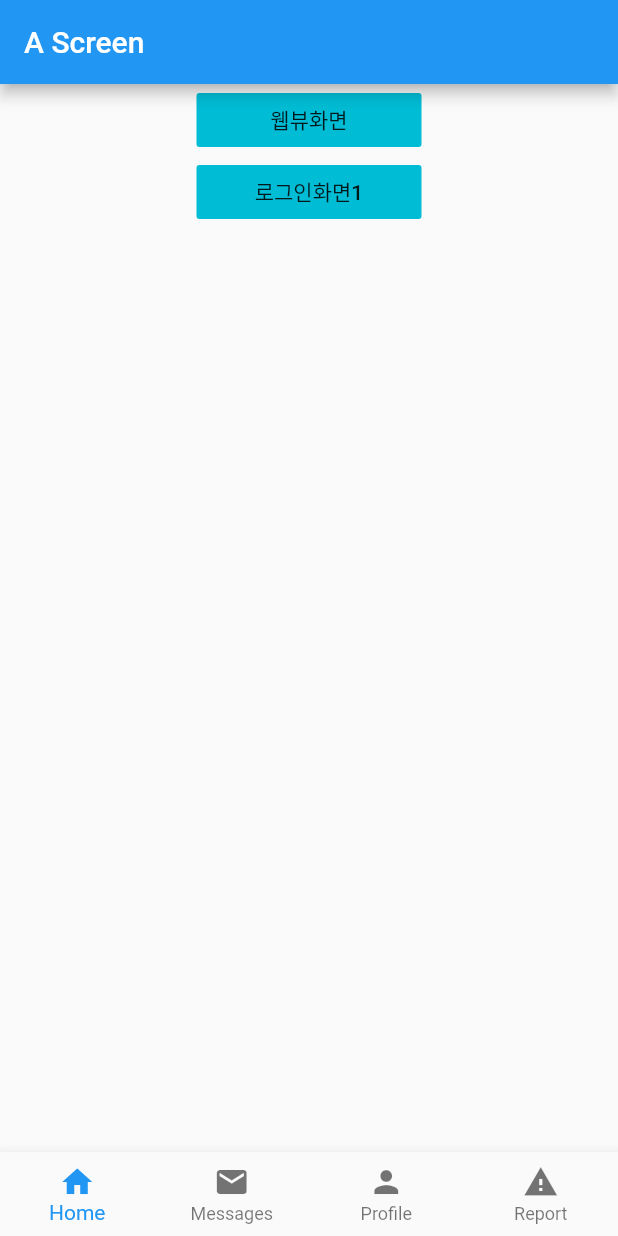
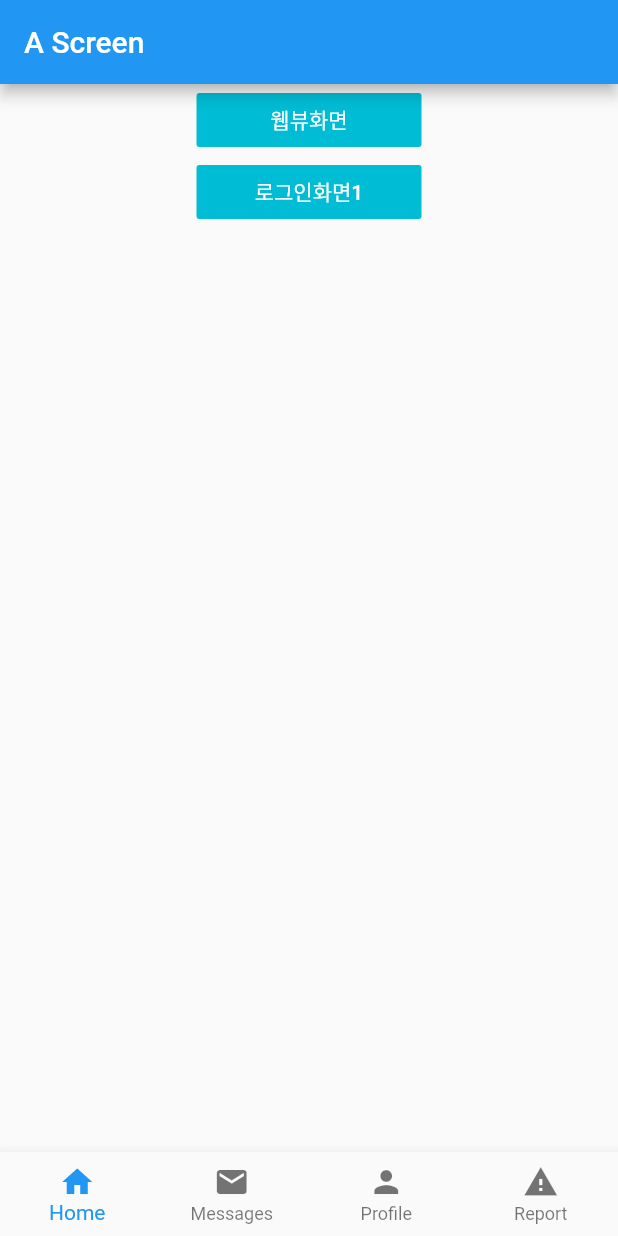
Before and after one commit to Kimsangwon0509/flutter-study, a Flutter app: the screen it shows after launch, on a phone screen of 412 x 824 dp. Run offline on Flutter 3.47's test engine with Material 2 defaults, Android fonts, the phone set to English and light mode, and no system bars; our stand-ins replace webview_flutter.

Commit message:
로그인 버튼 높이 증가

```diff
--- a/lib/screens/a/login_screen2.dart
+++ b/lib/screens/a/login_screen2.dart
@@ -38,7 +38,7 @@ class LoginScreen2 extends StatelessWidget {
                 height: 20.0,
               ),
               Container(
-                height: 40.0,
+                height: 45.0,
                 width: double.infinity,
                 padding: EdgeInsets.symmetric(horizontal: 15.0),
                 child: FlatButton(
--- a/lib/screens/a_scree.dart
+++ b/lib/screens/a_scree.dart
@@ -31,7 +31,10 @@ class AScreen extends StatelessWidget {
                         ),
                       );
                     },
-                    child: Text('웹뷰화면'),
+                    child: Text(
+                      '웹뷰화면',
+                      style: TextStyle(color: Colors.white),
+                    ),
                   ),
                 ),
                 Container(
@@ -48,7 +51,10 @@ class AScreen extends StatelessWidget {
                         ),
                       );
                     },
-                    child: Text('로그인화면1'),
+                    child: Text(
+                      '로그인화면1',
+                      style: TextStyle(color: Colors.white),
+                    ),
                   ),
                 ),
               ],
```
